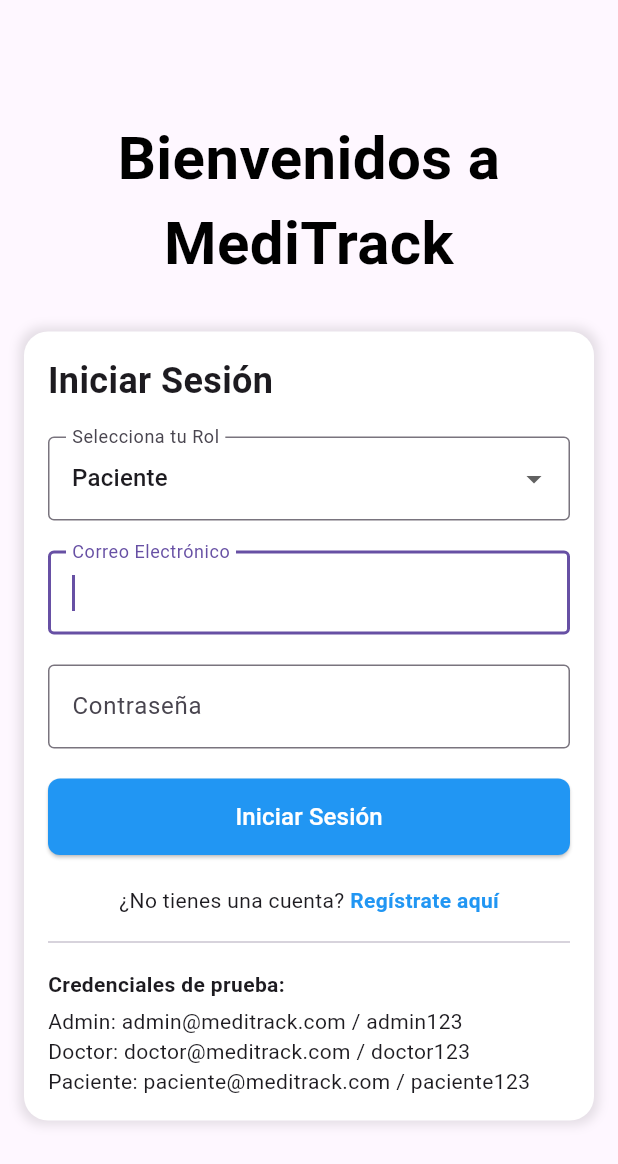
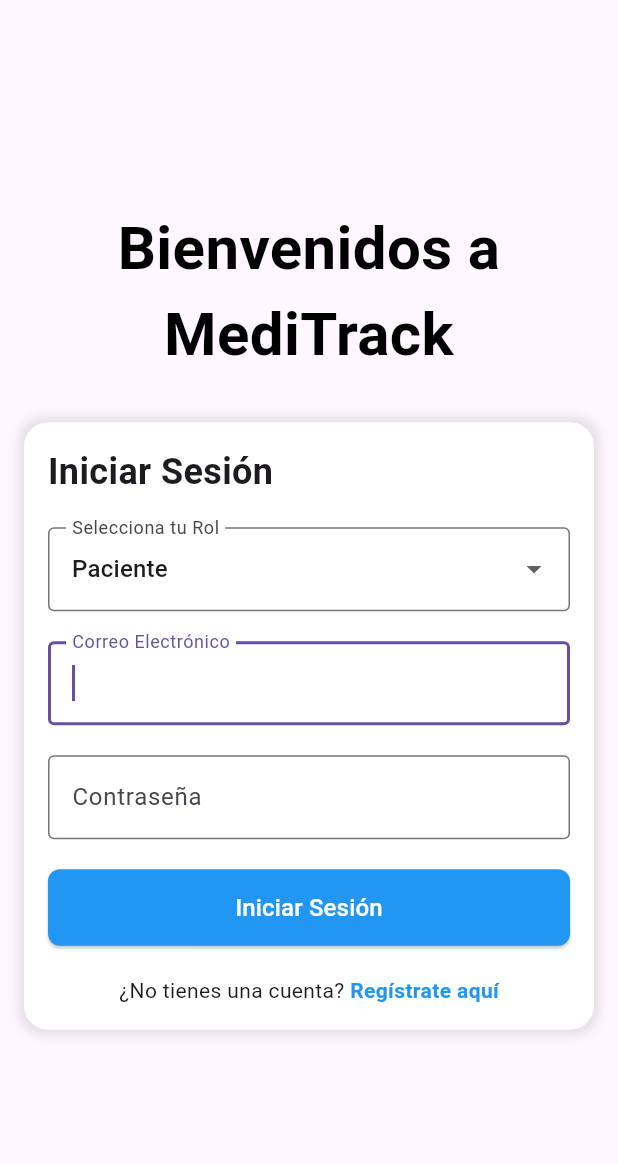
Before and after one commit to Azkoien07/MediTrack-Mobile-, a Flutter app: the screen it shows after launch, on a phone screen of 412 x 824 dp. Shown: the top 1164 px of the screen. Run offline on Flutter 3.47's test engine with Material 3 defaults, Android fonts, the phone set to English and light mode, and no system bars; our stand-ins replace firebase_core, pdf, table_calendar; accounts and stored records are empty.

Commit message:
Actualiza archivos .gitignore para incluir configuraciones de Firebase y elimina información de credenciales de prueba en la vista de inicio de sesión. Además, corrige la estructura de datos de pacientes en la vista del doctor.

```diff
--- a/lib/Views/Admin/indexA.dart
+++ b/lib/Views/Admin/indexA.dart
@@ -220,7 +220,7 @@ class IndexA extends StatelessWidget {
                               Navigator.pushNamed(
                                 context,
                                 '/editar-paciente',
-                                arguments: {'id': 1}, // Cambiado a Map con clave 'id'
+                                arguments: {'id': 1},
                               );
                             },
                             child: const Text('Editar'),
--- a/lib/Views/Auth/login.dart
+++ b/lib/Views/Auth/login.dart
@@ -234,18 +234,6 @@ class _LoginState extends State<Login> {
                           ),
                         ],
                       ),
-                      SizedBox(height: 10),
-                      // Añadir información de credenciales de prueba
-                      Divider(),
-                      SizedBox(height: 10),
-                      Text(
-                        'Credenciales de prueba:',
-                        style: TextStyle(fontSize: 14, fontWeight: FontWeight.bold),
-                      ),
-                      SizedBox(height: 5),
-                      Text('Admin: admin@meditrack.com / admin123'),
-                      Text('Doctor: doctor@meditrack.com / doctor123'),
-                      Text('Paciente: paciente@meditrack.com / paciente123'),
                     ],
                   ),
                 ),
--- a/lib/Views/Doctor/indexD.dart
+++ b/lib/Views/Doctor/indexD.dart
@@ -15,9 +15,9 @@ class _IndexDState extends State<IndexD> {
   bool _mostrarPacientes = false; // ✅ Agregado
   final List<Map<String, String>> _citas = [];
   final List<Map<String, String>> _pacientes = [
-    {'nombre': 'Juan Pérez', 'edad': '30', 'especialidad': 'Cardiología'},
-    {'nombre': 'María López', 'edad': '25', 'especialidad': 'Pediatría'},
-    {'nombre': 'Carlos García', 'edad': '40', 'especialidad': 'Dermatología'},
+    {'nombre': 'Juan Pérez', 'edad': '30', 'Consulta': 'Dermatología'},
+    {'nombre': 'María López', 'edad': '25', 'Consulta': 'Pediatría'},
+    {'nombre': 'Carlos García', 'edad': '40', 'Consulta': 'Oftalmología'},
   ];
 
   @override
```
Also changed, not shown: 2 other files.
